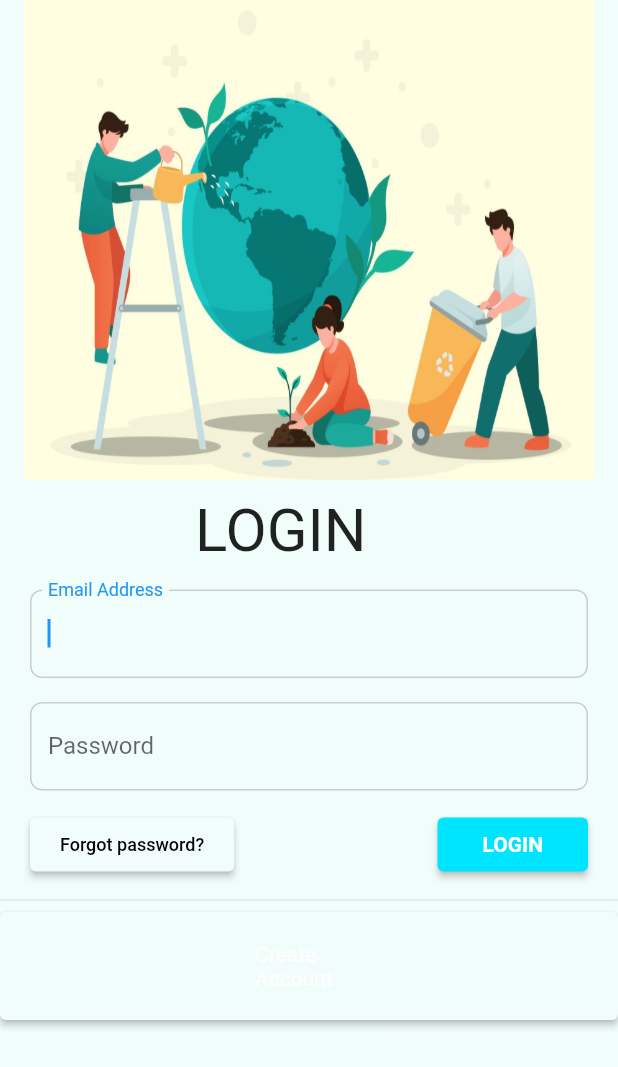
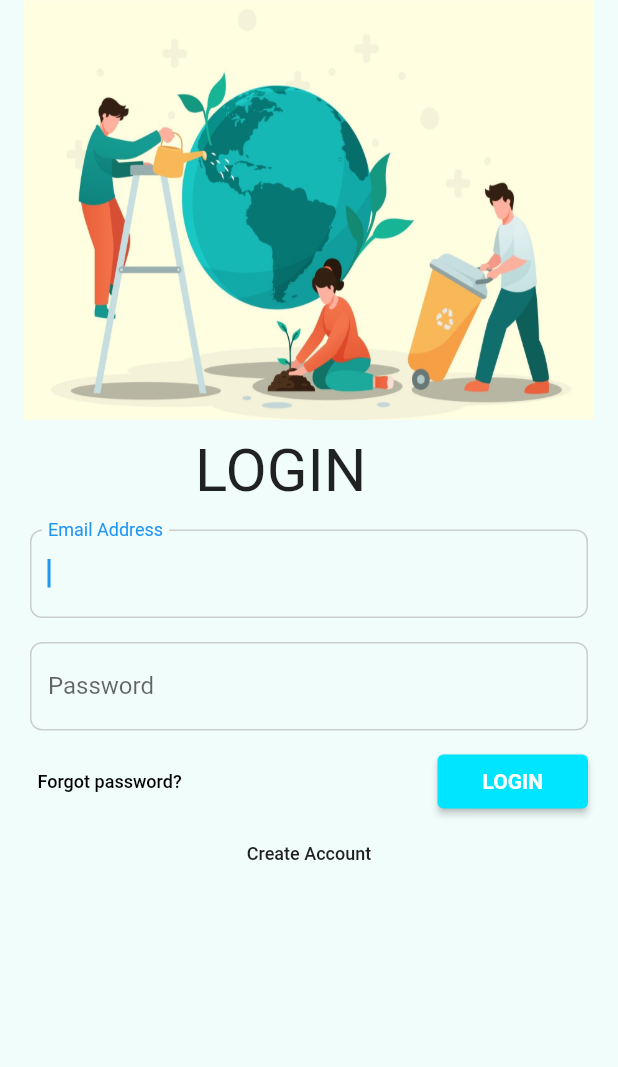
Before and after one commit to 20014013-LamHengYee/r3grow, a Flutter app: the screen it shows after launch, on a phone screen of 412 x 824 dp. Shown: the top 1067 px of the screen. Run offline on Flutter 3.47's test engine with Material 2 defaults, Android fonts, the phone set to English and light mode, and no system bars; our stand-ins replace animated_splash_screen, cloud_firestore, firebase_core; missing offline and left inert: flutter_dialogflow; accounts and stored records are empty; Roboto replaces fonts that are missing (Lexend Deca, Poppins); project files that could hold a hidden picture were left out.

Commit message:
login page updated by hy

```diff
--- a/lib/Login/LoginPage.dart
+++ b/lib/Login/LoginPage.dart
@@ -1,3 +1,7 @@
+// ignore: duplicate_ignore
+// ignore: file_names
+// ignore_for_file: prefer_const_constructors, use_full_hex_values_for_flutter_colors, file_names
+
 import 'package:flutter/material.dart';
 
 class LoginPageWidget extends StatefulWidget {
@@ -27,6 +31,7 @@ class _LoginPageWidgetState extends State<LoginPageWidget> {
       body: SafeArea(
         child: GestureDetector(
           onTap: () => FocusScope.of(context).unfocus(),
+          child: SingleChildScrollView(
             child: Column(
               mainAxisSize: MainAxisSize.max,
               children: [
@@ -41,7 +46,7 @@ class _LoginPageWidgetState extends State<LoginPageWidget> {
                         child: Image.asset(
                           'assets/images/LoginPage.jpg',
                           width: 380,
-                        height: 320,
+                          height: 280,
                           fit: BoxFit.fill,
                         ),
                       ),
@@ -55,9 +60,11 @@ class _LoginPageWidgetState extends State<LoginPageWidget> {
                     children: [
                       Row(
                         mainAxisSize: MainAxisSize.max,
+                        // ignore: prefer_const_literals_to_create_immutables
                         children: [
                           Padding(
-                          padding: EdgeInsetsDirectional.fromSTEB(130, 0, 0, 0),
+                            padding:
+                                EdgeInsetsDirectional.fromSTEB(130, 0, 0, 0),
                             child: Text(
                               'LOGIN',
                               textAlign: TextAlign.start,
@@ -148,12 +155,12 @@ class _LoginPageWidgetState extends State<LoginPageWidget> {
                         ),
                       ),
                       Padding(
-                      padding: EdgeInsetsDirectional.fromSTEB(20, 12, 20, 5),
+                        padding: EdgeInsetsDirectional.fromSTEB(5, 10, 20, 0),
                         child: Row(
                           mainAxisSize: MainAxisSize.max,
                           mainAxisAlignment: MainAxisAlignment.spaceBetween,
                           children: [
-                          ElevatedButton(
+                            TextButton(
                               onPressed: () {},
                               child: Text(
                                 "Forgot password?",
@@ -163,9 +170,9 @@ class _LoginPageWidgetState extends State<LoginPageWidget> {
                                     fontWeight: FontWeight.w500,
                                     color: Color(0xFF000000)),
                               ),
-                            style: ElevatedButton.styleFrom(
+                              style: TextButton.styleFrom(
                                 padding: const EdgeInsets.symmetric(
-                                  horizontal: 20, vertical: 10),
+                                    horizontal: 20, vertical: 5),
                                 primary: Color(0xFFF1FDFB),
                               ),
                             ),
@@ -173,7 +180,7 @@ class _LoginPageWidgetState extends State<LoginPageWidget> {
                               onPressed: () {},
                               child: const Text(
                                 "LOGIN",
-                              style: const TextStyle(
+                                style: TextStyle(
                                   fontFamily: 'Lexend Deca',
                                   fontSize: 14,
                                   fontWeight: FontWeight.bold,
@@ -188,16 +195,20 @@ class _LoginPageWidgetState extends State<LoginPageWidget> {
                           ],
                         ),
                       ),
-                    Divider(),
-                    ElevatedButton(
+                      TextButton(
                         onPressed: () {},
-                      child: const Text("Create Account"),
-                      style: ElevatedButton.styleFrom(
+                        child: const Text(
+                          "Create Account",
+                          style: TextStyle(
+                              fontFamily: 'Poppins',
+                              fontSize: 12,
+                              fontWeight: FontWeight.w500,
+                              color: Color(0xFF212121)),
+                        ),
+                        style: TextButton.styleFrom(
                             padding: const EdgeInsets.symmetric(
-                            horizontal: 170, vertical: 20),
-                        primary: Color(0xFFF1FDFB),
-                        textStyle: const TextStyle(fontFamily: 'Poppins'),
-                      ),
+                                horizontal: 5, vertical: 10),
+                            primary: Color(0xFFF1FDFB)),
                       ),
                     ],
                   ),
@@ -206,6 +217,7 @@ class _LoginPageWidgetState extends State<LoginPageWidget> {
             ),
           ),
         ),
+      ),
     );
   }
 }
```
Also changed, not shown: pubspec.lock. Lines whose indentation alone changed are shown as unchanged.
